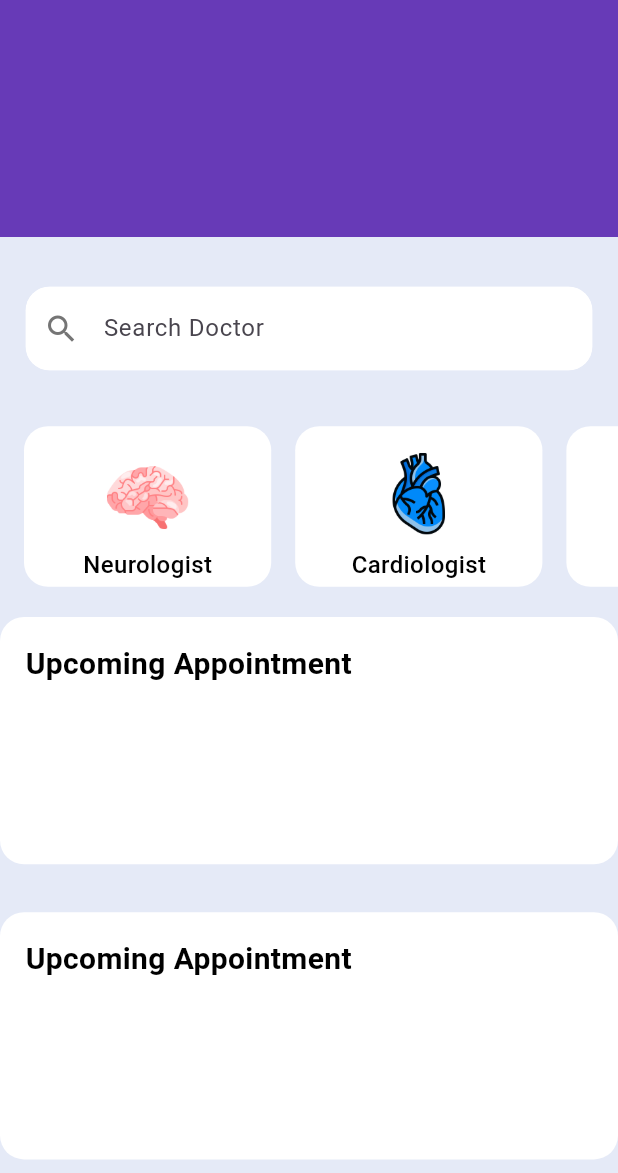
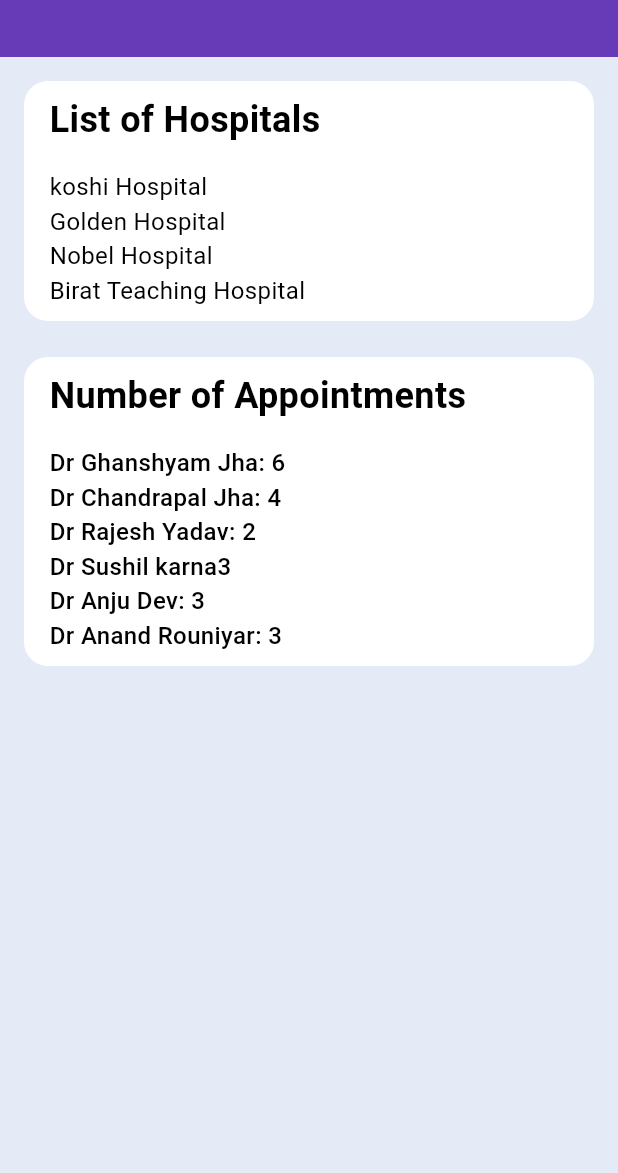
Before and after one commit to Farhanansari23/Care-Link, a Flutter app: the screen it shows after launch, on a phone screen of 412 x 824 dp, the part 63-1236 px from its top. Run offline on Flutter 3.47's test engine with Material 3 defaults, Android fonts, the phone set to English and light mode, and no system bars; our stand-ins replace cached_network_image, cloud_firestore, date_picker_timeline, firebase_auth, firebase_core, flutter_dotenv and 8 more; missing offline and left inert: cloudinary_url_gen, flutter_date_pickers, font_awesome_icon_class; accounts and stored records are empty.

Commit message:
FA-26:working on admin dashboard

```diff
--- a/lib/pages/admin_dashboard/admin_dashboard.dart
+++ /dev/null
@@ -1,139 +0,0 @@
-import 'package:flutter/material.dart';
-import 'package:provider/provider.dart';
-import 'package:semester_project/widgets/colors/custom_colors.dart';
-import 'package:semester_project/widgets/container/custom_container.dart';
-import 'package:semester_project/widgets/drawer/admin_drawer.dart';
-
-import '../../provider/customer_provider/customer_provider.dart';
-import '../../widgets/text/custom_text.dart';
-import '../../widgets/textfield/custom_textfield.dart';
-
-class AdminDashboard extends StatefulWidget {
-  const AdminDashboard({super.key});
-
-  @override
-  State<AdminDashboard> createState() => _AdminDashboardState();
-}
-
-class _AdminDashboardState extends State<AdminDashboard> {
-  @override
-  Widget build(BuildContext context) {
-    return  Scaffold(
-      backgroundColor: CustomColors.backgroudColor,
-      body: _body(context),
-      drawer: AdminDrawer(
-        isHomeActive: true,
-      ),
-    );
-  }
-
-
-  Widget _body(context){
-    return Consumer<CustomerProvider>(
-        builder: (context,customerProvider,_) {
-          return CustomScrollView(
-            slivers: [
-              SliverAppBar(
-                title: Text("Admin Dashboard",style: TextStyle(color: Colors.white),),
-                leading: IconButton(
-                  color: Colors.white,
-                  onPressed: () {
-                    Scaffold.of(context).openDrawer();
-                  },
-                  icon: Icon(Icons.menu),
-                ),
-                backgroundColor: Colors.deepPurple,
-                expandedHeight: 200,
-                floating: true,
-                // flexibleSpace: FlexibleSpaceBar(
-                //   background: Container(
-                //     color: Colors.white,
-                //   ),
-                // ),
-              ),
-              SliverToBoxAdapter(
-                child:  CustomContainer(
-                  verticalMargin: 16,
-                  color: CustomColors.backgroudColor,
-                  child: TextFromFieldWithPrefixSuffix(
-                    controller: customerProvider.searchController,
-                    // fillColor: Colors.black,
-                    hintText: 'Search Doctor',
-                    borderColor: Colors.white,
-                    fillColor: Colors.white,// Default border color
-                    borderRadius: 16,
-                    prefixIcon: Icon(
-                      Icons.search,
-                      color: Colors.grey.shade600,
-                    ),
-                    validator: (value) {
-                      return null;
-                    },
-                  ),
-                ),
-              ),
-              SliverToBoxAdapter(
-                child: SizedBox(
-                  height: MediaQuery.of(context).size.height * 0.14,
-                  child: ListView.builder(
-                    scrollDirection: Axis.horizontal,
-                    itemCount: customerProvider.doctorList.length,
-                    itemBuilder: (context,index){
-                      return  Row(
-                        children: [
-                          SizedBox(width: 16,),
-                          CustomContainer(
-                            width: 0.40,
-                            height: 0.13,
-                            child: Column(
-                              children: [
-                                Image.asset(customerProvider.doctorList[index]['categoryImg'],width: 56,height: 56,),
-                                SizedBox(height: 8,),
-                                CustomText(text: customerProvider.doctorList[index]['categoryName'],isContent: true,)
-                              ],
-                            ),
-                          ),
-                        ],
-                      );
-                    },
-                  ),
-                ),
-              ),
-
-
-              SliverToBoxAdapter(
-                child: CustomContainer(
-                    verticalMargin: 16,
-                    height: 0.2,
-                    child: CustomText(text: 'Upcoming Appointment',size: 20,fontWeight: FontWeight.w600,)),
-              ),
-              SliverToBoxAdapter(
-                child: CustomContainer(
-                    verticalMargin: 16,
-                    height: 0.2,
-                    child: CustomText(text: 'Upcoming Appointment',size: 20,fontWeight: FontWeight.w600,)),
-              ),
-              SliverToBoxAdapter(
-                child: CustomContainer(
-                    verticalMargin: 16,
-                    height: 0.2,
-                    child: CustomText(text: 'Upcoming Appointment',size: 20,fontWeight: FontWeight.w600,)),
-              ),
-              SliverToBoxAdapter(
-                child: CustomContainer(
-                    verticalMargin: 16,
-                    height: 0.2,
-                    child: CustomText(text: 'Upcoming Appointment',size: 20,fontWeight: FontWeight.w600,)),
-              ),
-              SliverToBoxAdapter(
-                child: CustomContainer(
-                    verticalMargin: 16,
-                    height: 0.2,
-                    child: CustomText(text: 'Upcoming Appointment',size: 20,fontWeight: FontWeight.w600,)),
-              ),
-            ],
-          );
-        }
-    );
-  }
-}
--- /dev/null
+++ b/lib/pages/admin_pages/admin_dashboard/admin_dashboard.dart
@@ -0,0 +1,126 @@
+import 'package:flutter/material.dart';
+import 'package:provider/provider.dart';
+import 'package:semester_project/widgets/colors/custom_colors.dart';
+import 'package:semester_project/widgets/container/custom_container.dart';
+import 'package:semester_project/widgets/drawer/admin_drawer.dart';
+import '../../../provider/customer_provider/customer_provider.dart';
+import '../../../widgets/text/custom_text.dart';
+import '../../../widgets/textfield/custom_textfield.dart';
+
+
+class AdminDashboard extends StatefulWidget {
+  const AdminDashboard({super.key});
+
+  @override
+  State<AdminDashboard> createState() => _AdminDashboardState();
+}
+
+class _AdminDashboardState extends State<AdminDashboard> {
+  @override
+  Widget build(BuildContext context) {
+    return  Scaffold(
+      backgroundColor: CustomColors.backgroudColor,
+      body: _body(context),
+      drawer: AdminDrawer(
+        isHomeActive: true,
+      ),
+    );
+  }
+
+
+  Widget _body(context){
+    return Consumer<CustomerProvider>(
+        builder: (context,customerProvider,_) {
+          return CustomScrollView(
+            slivers: [
+              SliverAppBar(
+                title: Text("Admin Dashboard",style: TextStyle(color: Colors.white),),
+                leading: IconButton(
+                  color: Colors.white,
+                  onPressed: () {
+                    Scaffold.of(context).openDrawer();
+                  },
+                  icon: Icon(Icons.menu),
+                ),
+                backgroundColor: Colors.deepPurple,
+                expandedHeight: 80,
+                floating: true,
+                stretch: true,
+              ),
+              SliverToBoxAdapter(
+                child:  CustomContainer(
+                  verticalMargin: 16,
+                  verticalPad: 8,
+                  horizontalMargin: 16,
+                  color:Colors.white,
+                  child: Column(
+                    crossAxisAlignment: CrossAxisAlignment.start,
+                    children: [
+                      CustomText(text: 'List of Hospitals',isHeading: true,),
+                      SizedBox(height: 16,),
+                      CustomText(text: 'koshi Hospital',),
+                      CustomText(text: 'Golden Hospital',),
+                      CustomText(text: 'Nobel Hospital',),
+                      CustomText(text: 'Birat Teaching Hospital',),
+                    ],
+                  ),
+                ),
+              ),
+              SliverToBoxAdapter(
+                child:  CustomContainer(
+                  verticalMargin: 8,
+                  verticalPad: 8,
+                  horizontalMargin: 16,
+                  color:Colors.white,
+                  child: Column(
+                    crossAxisAlignment: CrossAxisAlignment.start,
+                    children: [
+                      CustomText(text: 'Number of Appointments',isHeading: true,),
+                      SizedBox(height: 16,),
+                      Row(
+                        children: [
+                          CustomText(text: 'Dr Ghanshyam Jha: ',isContent: true,),
+                          CustomText(text: '6',isContent: true,),
+                        ],
+                      ),
+                      Row(
+                        children: [
+                          CustomText(text: 'Dr Chandrapal Jha: ',isContent: true,),
+                          CustomText(text: '4',isContent: true,),
+                        ],
+                      ),
+                      Row(
+                        children: [
+                          CustomText(text: 'Dr Rajesh Yadav: ',isContent: true,),
+                          CustomText(text: '2',isContent: true,),
+                        ],
+                      ),
+                      Row(
+                        children: [
+                          CustomText(text: 'Dr Sushil karna',isContent: true,),
+                          CustomText(text: '3',isContent: true,),
+                        ],
+                      ),
+                      Row(
+                        children: [
+                          CustomText(text: 'Dr Anju Dev: ',isContent: true,),
+                          CustomText(text: '3',isContent: true,),
+                        ],
+                      ),
+                      Row(
+                        children: [
+                          CustomText(text: 'Dr Anand Rouniyar: ',isContent: true,),
+                          CustomText(text: '3',isContent: true,),
+                        ],
+                      ),
+                    ],
+                  ),
+                ),
+              ),
+
+            ],
+          );
+        }
+    );
+  }
+}
--- /dev/null
+++ b/lib/pages/admin_pages/health_center/create_health_center.dart
@@ -0,0 +1,22 @@
+import 'package:flutter/material.dart';
+
+class AdminCreateHealthCenterPage extends StatefulWidget {
+  const AdminCreateHealthCenterPage({super.key});
+
+  @override
+  State<AdminCreateHealthCenterPage> createState() => _AdminCreateHealthCenterPageState();
+}
+
+class _AdminCreateHealthCenterPageState extends State<AdminCreateHealthCenterPage> {
+  @override
+  Widget build(BuildContext context) {
+    return Scaffold(
+      body: Column(
+        mainAxisAlignment: MainAxisAlignment.center,
+        children: [
+          Text('coming soon'),
+        ],
+      ),
+    );
+  }
+}
--- a/lib/pages/auth_pages/splash_screen.dart
+++ b/lib/pages/auth_pages/splash_screen.dart
@@ -7,7 +7,7 @@ import '../../routes/route_generator_constants.dart';
 import '../../widgets/buttons/custom_elevatedbutton.dart';
 import '../../widgets/colors/custom_colors.dart';
 import '../../widgets/text/custom_text.dart';
-import '../admin_dashboard/admin_dashboard.dart';
+import '../admin_pages/admin_dashboard/admin_dashboard.dart';
 import '../customer_pages/customer_dashboard/customer_dashboard.dart';
 import 'login_screen.dart';
 
--- a/lib/routes/admin_route_generator.dart
+++ b/lib/routes/admin_route_generator.dart
@@ -1,3 +1,4 @@
 class AdminConstants{
   static const String adminDashboard = '/adminDashboard';
+  static const String adminCreateHealthCenter = '/adminCreateHealthCenter';
 }
--- a/lib/routes/route_generator.dart
+++ b/lib/routes/route_generator.dart
@@ -1,6 +1,7 @@
 import 'package:flutter/material.dart';
 import 'package:semester_project/routes/route_generator_constants.dart';
-import '../pages/admin_dashboard/admin_dashboard.dart';
+import '../pages/admin_pages/admin_dashboard/admin_dashboard.dart';
+import '../pages/admin_pages/health_center/create_health_center.dart';
 import '../pages/auth_pages/forgot_passwordscreen.dart';
 import '../pages/auth_pages/login_screen.dart';
 import '../pages/auth_pages/signup_page.dart';
@@ -63,6 +64,10 @@ class RouteGenerator{
         return MaterialPageRoute(
           builder: (_) => const AdminDashboard(),
         );
+      case AdminConstants.adminCreateHealthCenter :
+        return MaterialPageRoute(
+          builder: (_) => const AdminCreateHealthCenterPage(),
+        );
 
       default:
         return MaterialPageRoute(builder: (_) => ErrorPage());
--- a/lib/widgets/drawer/admin_drawer.dart
+++ b/lib/widgets/drawer/admin_drawer.dart
@@ -2,6 +2,7 @@ import 'package:flutter/material.dart';
 import 'package:flutter_secure_storage/flutter_secure_storage.dart';
 import 'package:font_awesome_flutter/font_awesome_flutter.dart';
 import 'package:provider/provider.dart';
+import 'package:semester_project/routes/admin_route_generator.dart';
 import '../../classes/secure_storage.dart';
 import '../../const.dart';
 import '../../provider/customer_provider/customer_profile_provider.dart';
@@ -101,21 +102,21 @@ class _AdminDrawerState extends State<AdminDrawer> {
               textColor: Colors.black,
               tabColor: CustomColors.lightBlue,
             ),
+            // CustomListTile(
+            //   onTap: (){
+            //     // Navigator.of(context).pushNamed(UserConstants.userTreatmentPage);
+            //   },
+            //   isTabActive: widget.isDoctorActive,
+            //   icon: FontAwesomeIcons.bookMedical,
+            //   tabColor: CustomColors.lightBlue,
+            //   iconSize: 20,
+            //   imgColor: Colors.black,
+            //   text: 'Doctor',
+            //   textColor: Colors.black,
+            // ),
             CustomListTile(
               onTap: (){
-                // Navigator.of(context).pushNamed(UserConstants.userTreatmentPage);
-              },
-              isTabActive: widget.isDoctorActive,
-              icon: FontAwesomeIcons.bookMedical,
-              tabColor: CustomColors.lightBlue,
-              iconSize: 20,
-              imgColor: Colors.black,
-              text: 'Doctor',
-              textColor: Colors.black,
-            ),
-            CustomListTile(
-              onTap: (){
-                // Navigator.of(context).pushNamed(UserConstants.userHospitalListPage);
+                Navigator.of(context).pushNamed(AdminConstants.adminCreateHealthCenter);
               },
               isTabActive: widget.isHospitalActive,
               icon: FontAwesomeIcons.hospital,
```
